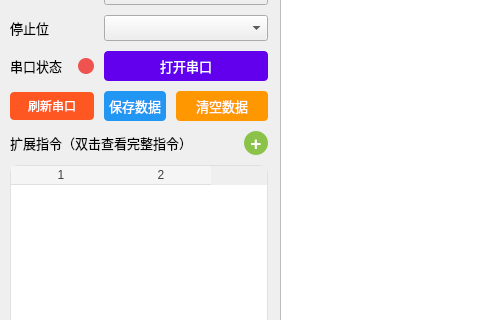
This is mainwindow.ui in AndroidCoderPeng/serial_port_debugger as Qt 5 draws it before an edit; both pictures show x 0 to 480 and y 140 to 460 of the 800 by 600 pixel window. The edited form follows.
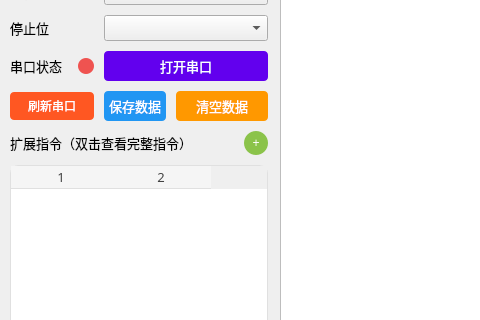
This is the edited form. Icons and pictures are not drawn.

Commit message:
fix(ui): 调整表格字体样式并移除按钮的额外字体属性
- 为 QTableWidget 设置字体属性，包括字形、大小、斜体和加粗
- 移除了 QPushButton 的字体属性，以保持一致性

```diff
--- a/mainwindow.ui
+++ b/mainwindow.ui
@@ -214,6 +214,14 @@
      </item>
      <item row="9" column="0" colspan="5">
       <widget class="QTableWidget" name="tableWidget">
+       <property name="font">
+        <font>
+         <family>微软雅黑</family>
+         <pointsize>10</pointsize>
+         <italic>false</italic>
+         <bold>false</bold>
+        </font>
+       </property>
        <property name="styleSheet">
         <string notr="true">QTableWidget {background-color:#FFF;gridline-color:#E0E0E0;color:#212121;border:1px solid #E0E0E0;border-radius:8px;outline:0;font:10pt &quot;微软雅黑&quot;}
 QTableWidget::item {padding:6px 5px}
@@ -320,12 +328,6 @@
          <height>24</height>
         </size>
        </property>
-       <property name="font">
-        <font>
-         <pointsize>14</pointsize>
-         <bold>true</bold>
-        </font>
-       </property>
        <property name="styleSheet">
         <string notr="true">QPushButton {background-color:#8BC34A;border-radius:12px;color:white;min-width:24px;max-width:24px}
 QPushButton:hover {background-color:#7CB342}
```
